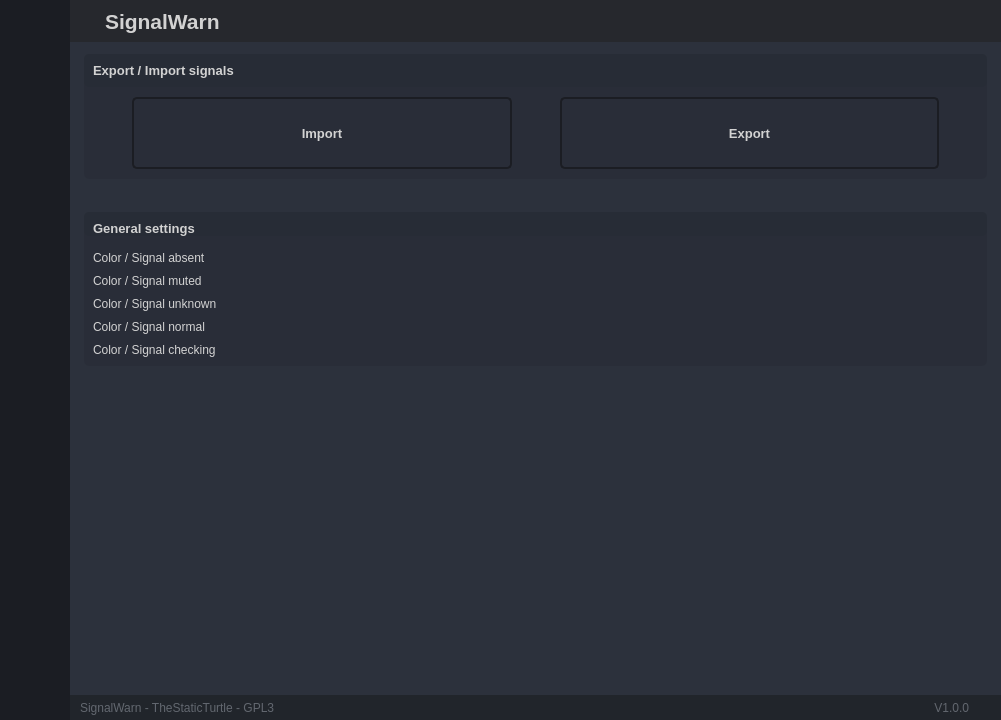
The window that gui/base.ui (TheStaticTurtle/SignalWarn) describes before a commit, drawn with Qt 5.
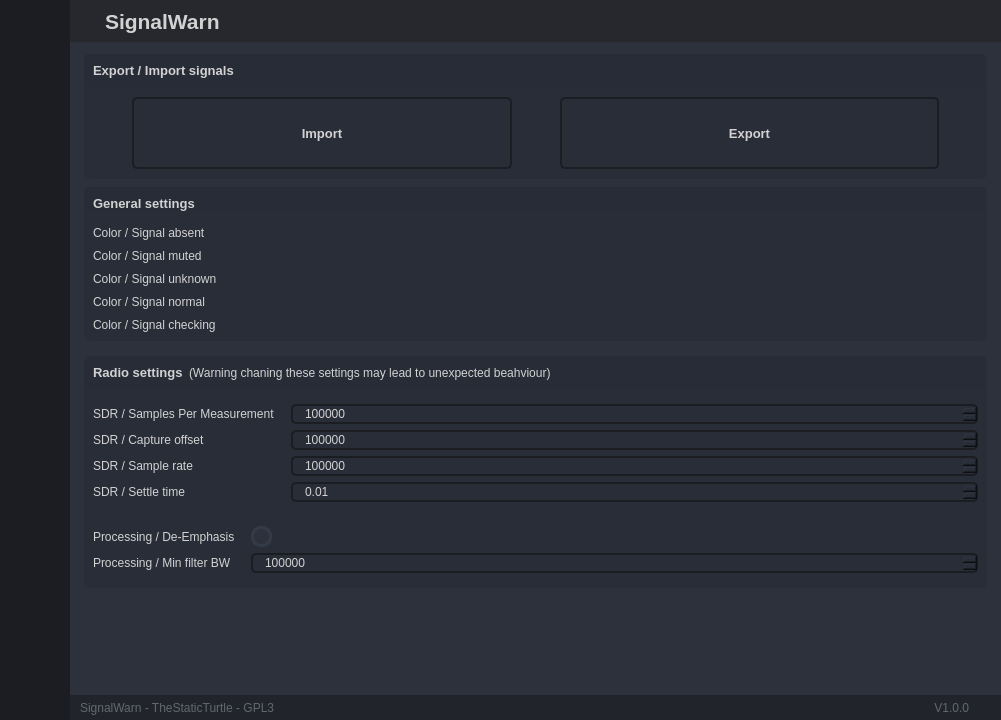
The same window after the commit. Icons and pictures are not drawn.

Commit message: Added missing settings

What changed in the file:
```diff
--- a/gui/base.ui
+++ b/gui/base.ui
@@ -804,6 +804,18 @@
 QDoubleSpinBox:focus {
 	border: 2px solid rgb(91, 101, 124);
 }
+QSpinBox {
+	background-color: rgb(27, 29, 35);
+	border-radius: 5px;
+	border: 2px solid rgb(27, 29, 35);
+	padding-left: 10px;
+}
+QSpinBox:hover {
+	border: 2px solid rgb(64, 71, 88);
+}
+QSpinBox:focus {
+	border: 2px solid rgb(91, 101, 124);
+}
 
 
 /* Buttons */
@@ -2683,7 +2695,7 @@
                       <property name="frameShadow">
                        <enum>QFrame::Raised</enum>
                       </property>
-                      <layout class="QVBoxLayout" name="verticalLayout_19" stretch="0,0,0,1">
+                      <layout class="QVBoxLayout" name="verticalLayout_19" stretch="0,0,0,0,0,1">
                        <property name="spacing">
                         <number>0</number>
                        </property>
@@ -2869,7 +2881,7 @@
                          <property name="sizeHint" stdset="0">
                           <size>
                            <width>20</width>
-                           <height>40</height>
+                           <height>15</height>
                           </size>
                          </property>
                         </spacer>
@@ -2962,6 +2974,9 @@
                             </property>
                             <item>
                              <layout class="QFormLayout" name="formLayout_color_settings">
+                              <property name="labelAlignment">
+                               <set>Qt::AlignLeading|Qt::AlignLeft|Qt::AlignVCenter</set>
+                              </property>
                               <property name="horizontalSpacing">
                                <number>9</number>
                               </property>
@@ -3105,6 +3120,254 @@
                          </layout>
                         </widget>
                        </item>
+                       <item>
+                        <spacer name="verticalSpacer_5">
+                         <property name="orientation">
+                          <enum>Qt::Vertical</enum>
+                         </property>
+                         <property name="sizeHint" stdset="0">
+                          <size>
+                           <width>20</width>
+                           <height>15</height>
+                          </size>
+                         </property>
+                        </spacer>
+                       </item>
+                       <item>
+                        <widget class="QFrame" name="frame_div_content_rf_settings">
+                         <property name="styleSheet">
+                          <string notr="true">background-color: rgb(41, 45, 56);
+border-radius: 5px;
+</string>
+                         </property>
+                         <property name="frameShape">
+                          <enum>QFrame::StyledPanel</enum>
+                         </property>
+                         <property name="frameShadow">
+                          <enum>QFrame::Raised</enum>
+                         </property>
+                         <layout class="QVBoxLayout" name="verticalLayout_23">
+                          <property name="leftMargin">
+                           <number>0</number>
+                          </property>
+                          <property name="topMargin">
+                           <number>0</number>
+                          </property>
+                          <property name="rightMargin">
+                           <number>0</number>
+                          </property>
+                          <property name="bottomMargin">
+                           <number>0</number>
+                          </property>
+                          <item>
+                           <widget class="QFrame" name="frame_title_rf_settings">
+                            <property name="styleSheet">
+                             <string notr="true">background-color: rgb(39, 44, 54);</string>
+                            </property>
+                            <property name="frameShape">
+                             <enum>QFrame::StyledPanel</enum>
+                            </property>
+                            <property name="frameShadow">
+                             <enum>QFrame::Raised</enum>
+                            </property>
+                            <layout class="QHBoxLayout" name="horizontalLayout_8" stretch="0,1">
+                             <item>
+                              <widget class="QLabel" name="labelBoxInfos_rf_settings">
+                               <property name="font">
+                                <font>
+                                 <pointsize>10</pointsize>
+                                 <bold>true</bold>
+                                </font>
+                               </property>
+                               <property name="text">
+                                <string>Radio settings</string>
+                               </property>
+                              </widget>
+                             </item>
+                             <item>
+                              <widget class="QLabel" name="label_2">
+                               <property name="text">
+                                <string>(Warning chaning these settings may lead to unexpected beahviour)</string>
+                               </property>
+                              </widget>
+                             </item>
+                            </layout>
+                           </widget>
+                          </item>
+                          <item>
+                           <layout class="QVBoxLayout" name="verticalLayout_rf_settings">
+                            <property name="topMargin">
+                             <number>0</number>
+                            </property>
+                            <property name="bottomMargin">
+                             <number>6</number>
+                            </property>
+                            <item>
+                             <layout class="QFormLayout" name="formLayout_rf_settings">
+                              <property name="horizontalSpacing">
+                               <number>16</number>
+                              </property>
+                              <property name="verticalSpacing">
+                               <number>6</number>
+                              </property>
+                              <property name="leftMargin">
+                               <number>9</number>
+                              </property>
+                              <property name="topMargin">
+                               <number>9</number>
+                              </property>
+                              <property name="rightMargin">
+                               <number>9</number>
+                              </property>
+                              <property name="bottomMargin">
+                               <number>9</number>
+                              </property>
+                              <item row="0" column="0">
+                               <widget class="QLabel" name="label_rf_settings_sdr_sample_per_measurment">
+                                <property name="text">
+                                 <string>SDR / Samples Per Measurement</string>
+                                </property>
+                               </widget>
+                              </item>
+                              <item row="0" column="1">
+                               <widget class="QSpinBox" name="spinBox_rf_settings_sdr_sample_per_measurment">
+                                <property name="minimum">
+                                 <number>262144</number>
+                                </property>
+                                <property name="maximum">
+                                 <number>10485760</number>
+                                </property>
+                                <property name="singleStep">
+                                 <number>262144</number>
+                                </property>
+                                <property name="value">
+                                 <number>524288</number>
+                                </property>
+                               </widget>
+                              </item>
+                              <item row="1" column="0">
+                               <widget class="QLabel" name="label_rf_settings_sdr_capture_offset">
+                                <property name="text">
+                                 <string>SDR / Capture offset</string>
+                                </property>
+                               </widget>
+                              </item>
+                              <item row="1" column="1">
+                               <widget class="QSpinBox" name="spinBox_rf_settings_sdr_capture_offset">
+                                <property name="maximum">
+                                 <number>512000</number>
+                                </property>
+                                <property name="singleStep">
+                                 <number>10000</number>
+                                </property>
+                                <property name="value">
+                                 <number>250000</number>
+                                </property>
+                               </widget>
+                              </item>
+                              <item row="2" column="0">
+                               <widget class="QLabel" name="label_rf_settings_sdr_sample_rate">
+                                <property name="text">
+                                 <string>SDR / Sample rate</string>
+                                </property>
+                               </widget>
+                              </item>
+                              <item row="2" column="1">
+                               <widget class="QSpinBox" name="spinBox_rf_settings_sdr_sample_rate">
+                                <property name="minimum">
+                                 <number>512000</number>
+                                </property>
+                                <property name="maximum">
+                                 <number>20000000</number>
+                                </property>
+                                <property name="value">
+                                 <number>2540000</number>
+                                </property>
+                               </widget>
+                              </item>
+                              <item row="3" column="0">
+                               <widget class="QLabel" name="label_rf_settings_sdr_settle_time">
+                                <property name="text">
+                                 <string>SDR / Settle time</string>
+                                </property>
+                               </widget>
+                              </item>
+                              <item row="3" column="1">
+                               <widget class="QDoubleSpinBox" name="doubleSpinBox_rf_settings_sdr_settle_time">
+                                <property name="maximum">
+                                 <double>1.000000000000000</double>
+                                </property>
+                                <property name="singleStep">
+                                 <double>0.010000000000000</double>
+                                </property>
+                                <property name="value">
+                                 <double>0.010000000000000</double>
+                                </property>
+                               </widget>
+                              </item>
+                             </layout>
+                            </item>
+                            <item>
+                             <layout class="QFormLayout" name="formLayout_4">
+                              <property name="horizontalSpacing">
+                               <number>16</number>
+                              </property>
+                              <property name="leftMargin">
+                               <number>9</number>
+                              </property>
+                              <property name="topMargin">
+                               <number>9</number>
+                              </property>
+                              <property name="rightMargin">
+                               <number>9</number>
+                              </property>
+                              <property name="bottomMargin">
+                               <number>9</number>
+                              </property>
+                              <item row="0" column="0">
+                               <widget class="QLabel" name="label_rf_settings_processing_deamphasis">
+                                <property name="text">
+                                 <string>Processing / De-Emphasis</string>
+                                </property>
+                               </widget>
+                              </item>
+                              <item row="1" column="0">
+                               <widget class="QLabel" name="label_rf_settings_processing_min_filter_bandwidth">
+                                <property name="text">
+                                 <string>Processing / Min filter BW</string>
+                                </property>
+                               </widget>
+                              </item>
+                              <item row="1" column="1">
+                               <widget class="QSpinBox" name="spinBox_rf_settings_processing_min_filter_bandwidth">
+                                <property name="minimum">
+                                 <number>50000</number>
+                                </property>
+                                <property name="maximum">
+                                 <number>500000</number>
+                                </property>
+                                <property name="singleStep">
+                                 <number>25000</number>
+                                </property>
+                                <property name="value">
+                                 <number>100000</number>
+                                </property>
+                               </widget>
+                              </item>
+                              <item row="0" column="1">
+                               <widget class="QCheckBox" name="checkBox_rf_settings_processing_de_emphasis">
+                                <property name="text">
+                                 <string/>
+                                </property>
+                               </widget>
+                              </item>
+                             </layout>
+                            </item>
+                           </layout>
+                          </item>
+                         </layout>
+                        </widget>
+                       </item>
                        <item>
                         <spacer name="verticalSpacer_3">
                          <property name="orientation">
```
The commit also changes 2 other files.
